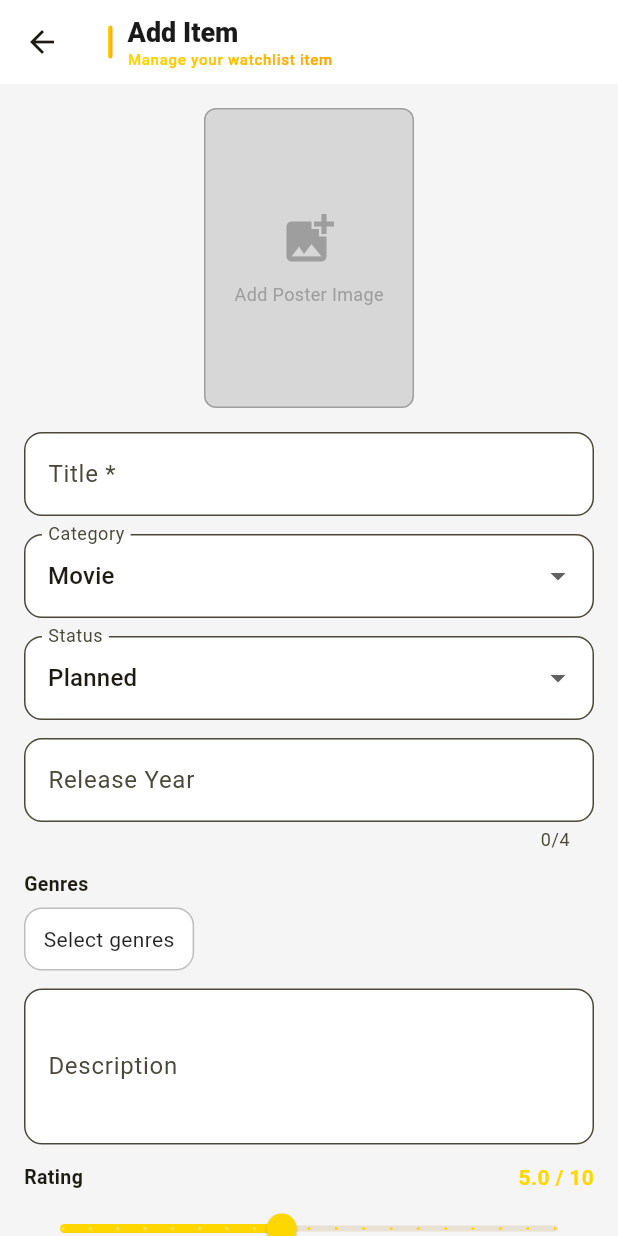
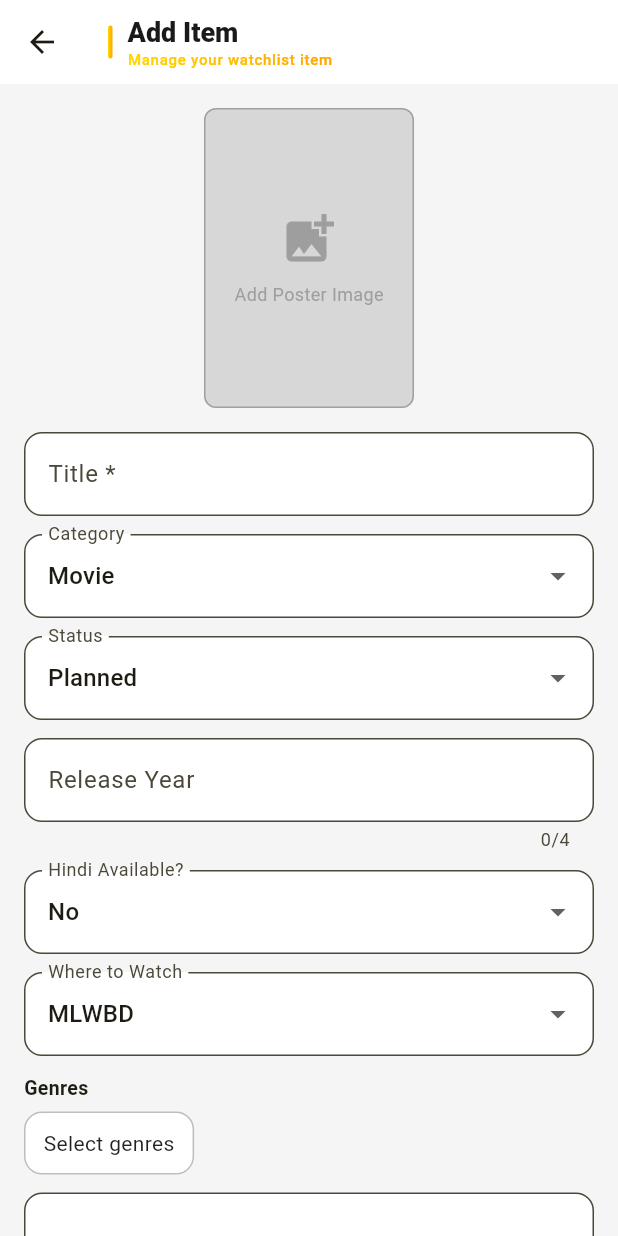
Before and after one commit to ImranHasan134/EzzeWatchList, a Flutter app: the screen it shows after launch, after a tap on the "add" icon, on a phone screen of 412 x 824 dp. Run offline on Flutter 3.47's test engine with Material 3 defaults, Android fonts, the phone set to English and light mode, and no system bars; our stand-ins replace file_picker, image_picker, pdf, shared_preferences, sqflite; accounts and stored records are empty.

Commit message:
App Funtion Change

```diff
--- a/lib/data/database/db_helper.dart
+++ b/lib/data/database/db_helper.dart
@@ -5,16 +5,21 @@ import 'package:path/path.dart' as p;
 import '../models/watch_item.dart';
 
 class DbHelper {
+  // ── Singleton ──────────────────────────────────────────────
   static final DbHelper _instance = DbHelper._internal();
   factory DbHelper() => _instance;
   DbHelper._internal();
 
+  // ── Database ───────────────────────────────────────────────
   static Database? _db;
 
   Future<Database> get database async {
     _db ??= await _initDb();
     return _db!;
   }
+
+  // ── Table name ─────────────────────────────────────────────
+  static const String tableWatch = 'watch_items';
 
   Future<Database> _initDb() async {
     final dbPath = await getDatabasesPath();
@@ -25,36 +30,42 @@ class DbHelper {
       version: 1,
       onCreate: (db, version) async {
         await db.execute('''
-          CREATE TABLE watch_items (
-            id         INTEGER PRIMARY KEY AUTOINCREMENT,
-            title      TEXT    NOT NULL,
-            category   TEXT    NOT NULL,
-            genres     TEXT    NOT NULL,
-            releaseYear TEXT   NOT NULL,
-            description TEXT   NOT NULL,
-            rating     REAL    NOT NULL,
-            status     TEXT    NOT NULL,
+          CREATE TABLE $tableWatch(
+            id INTEGER PRIMARY KEY AUTOINCREMENT,
+            title TEXT,
+            category TEXT,
+            genres TEXT,
+            releaseYear TEXT,
+            description TEXT,
+            rating REAL,
+            status TEXT,
             posterPath TEXT,
-            seasons    INTEGER,
-            episodes   INTEGER,
-            createdAt  INTEGER NOT NULL
+            seasons INTEGER,
+            episodes INTEGER,
+            createdAt INTEGER,
+            hindiAvailable TEXT DEFAULT 'No',
+            watchSource TEXT DEFAULT ''
           )
         ''');
       },
     );
   }
 
-  // ── CRUD ────────────────────────────────────────────────────────────────
+  // ── CRUD METHODS ───────────────────────────────────────────
 
   Future<int> insertItem(WatchItem item) async {
     final db = await database;
-    return db.insert('watch_items', item.toMap());
+    return db.insert(
+      tableWatch,
+      item.toMap(),
+      conflictAlgorithm: ConflictAlgorithm.replace,
+    );
   }
 
   Future<int> updateItem(WatchItem item) async {
     final db = await database;
     return db.update(
-      'watch_items',
+      tableWatch,
       item.toMap(),
       where: 'id = ?',
       whereArgs: [item.id],
@@ -63,21 +74,19 @@ class DbHelper {
 
   Future<int> deleteItem(int id) async {
     final db = await database;
-    return db.delete('watch_items', where: 'id = ?', whereArgs: [id]);
+    return db.delete(tableWatch, where: 'id = ?', whereArgs: [id]);
   }
 
   Future<WatchItem?> getItemById(int id) async {
     final db = await database;
-    final maps = await db.query('watch_items', where: 'id = ?', whereArgs: [id]);
+    final maps = await db.query(tableWatch, where: 'id = ?', whereArgs: [id]);
     if (maps.isEmpty) return null;
     return WatchItem.fromMap(maps.first);
   }
 
-  // ── Queries ─────────────────────────────────────────────────────────────
-
   Future<List<WatchItem>> getAllItems() async {
     final db = await database;
-    final maps = await db.query('watch_items', orderBy: 'createdAt DESC');
+    final maps = await db.query(tableWatch, orderBy: 'createdAt DESC');
     return maps.map(WatchItem.fromMap).toList();
   }
 
@@ -85,23 +94,21 @@ class DbHelper {
     final db = await database;
     final batch = db.batch();
     for (final item in items) {
-      // Insert without id so SQLite auto-assigns new ones
       final map = item.toMap()..remove('id');
-      batch.insert('watch_items', map,
-          conflictAlgorithm: ConflictAlgorithm.replace);
+      batch.insert(tableWatch, map, conflictAlgorithm: ConflictAlgorithm.replace);
     }
     await batch.commit(noResult: true);
   }
 
   Future<void> clearAllItems() async {
     final db = await database;
-    await db.delete('watch_items');
+    await db.delete(tableWatch);
   }
 
   Future<List<WatchItem>> getItemsByStatus(String status) async {
     final db = await database;
     final maps = await db.query(
-      'watch_items',
+      tableWatch,
       where: 'status = ?',
       whereArgs: [status],
       orderBy: 'createdAt DESC',
@@ -133,7 +140,7 @@ class DbHelper {
 
     final where = conditions.isEmpty ? null : conditions.join(' AND ');
     final maps = await db.query(
-      'watch_items',
+      tableWatch,
       where: where,
       whereArgs: args.isEmpty ? null : args,
       orderBy: 'createdAt DESC',
@@ -141,26 +148,26 @@ class DbHelper {
     return maps.map(WatchItem.fromMap).toList();
   }
 
-  // ── Stats ────────────────────────────────────────────────────────────────
+  // ── STATS ────────────────────────────────────────────────
 
   Future<int> getWatchedCount() async {
     final db = await database;
     final result = await db.rawQuery(
-      "SELECT COUNT(*) as cnt FROM watch_items WHERE status = 'Watched'",
+      "SELECT COUNT(*) as cnt FROM $tableWatch WHERE status = 'Watched'",
     );
     return Sqflite.firstIntValue(result) ?? 0;
   }
 
   Future<int> getTotalCount() async {
     final db = await database;
-    final result = await db.rawQuery("SELECT COUNT(*) as cnt FROM watch_items");
+    final result = await db.rawQuery("SELECT COUNT(*) as cnt FROM $tableWatch");
     return Sqflite.firstIntValue(result) ?? 0;
   }
 
   Future<double?> getAverageRating() async {
     final db = await database;
     final result = await db.rawQuery(
-      "SELECT AVG(rating) as avg FROM watch_items WHERE status = 'Watched'",
+      "SELECT AVG(rating) as avg FROM $tableWatch WHERE status = 'Watched'",
     );
     if (result.isEmpty || result.first['avg'] == null) return null;
     return (result.first['avg'] as num).toDouble();
@@ -169,7 +176,7 @@ class DbHelper {
   Future<List<String>> getAllWatchedGenres() async {
     final db = await database;
     final maps = await db.query(
-      'watch_items',
+      tableWatch,
       columns: ['genres'],
       where: "status = 'Watched'",
     );
--- a/lib/data/models/watch_item.dart
+++ b/lib/data/models/watch_item.dart
@@ -1,5 +1,3 @@
-// lib/data/models/watch_item.dart
-
 import 'package:flutter/material.dart';
 import 'package:sqflite/sqflite.dart';
 import 'package:path/path.dart' as p;
@@ -17,6 +15,8 @@ class WatchItem {
   final int? seasons;
   final int? episodes;
   final int createdAt;
+  final String? hindiAvailable; // "Yes" / "No"
+  final String? watchSource;    // MLWBD / MovieBox / HiAnime
 
   const WatchItem({
     this.id,
@@ -31,6 +31,8 @@ class WatchItem {
     this.seasons,
     this.episodes,
     required this.createdAt,
+    this.hindiAvailable,
+    this.watchSource,
   });
 
   Map<String, dynamic> toMap() {
@@ -47,6 +49,8 @@ class WatchItem {
       'seasons': seasons,
       'episodes': episodes,
       'createdAt': createdAt,
+      'hindiAvailable': hindiAvailable ?? 'No',
+      'watchSource': watchSource ?? '',
     };
   }
 
@@ -64,6 +68,8 @@ class WatchItem {
       seasons: map['seasons'] as int?,
       episodes: map['episodes'] as int?,
       createdAt: map['createdAt'] as int,
+      hindiAvailable: map['hindiAvailable'] as String?,
+      watchSource: map['watchSource'] as String?,
     );
   }
 
@@ -80,6 +86,8 @@ class WatchItem {
     int? seasons,
     int? episodes,
     int? createdAt,
+    String? hindiAvailable,
+    String? watchSource,
   }) {
     return WatchItem(
       id: id ?? this.id,
@@ -94,10 +102,13 @@ class WatchItem {
       seasons: seasons ?? this.seasons,
       episodes: episodes ?? this.episodes,
       createdAt: createdAt ?? this.createdAt,
+      hindiAvailable: hindiAvailable ?? this.hindiAvailable,
+      watchSource: watchSource ?? this.watchSource,
     );
   }
 }
 
+// ── Status / Category / Genre constants ─────────────────────────────
 class WatchStatus {
   static const String watched  = 'Watched';
   static const String watching = 'Watching';
--- a/lib/ui/add_edit/add_edit_screen.dart
+++ b/lib/ui/add_edit/add_edit_screen.dart
@@ -32,6 +32,10 @@ class _AddEditScreenState extends State<AddEditScreen> {
   String? _posterPath;
   final Set<String> _selectedGenres = {};
 
+  // 🆕 New UI fields
+  String _hindiAvailable = 'No';
+  String? _watchSource;
+
   bool _isLoading = false;
   WatchItem? _editingItem;
 
@@ -39,6 +43,14 @@ class _AddEditScreenState extends State<AddEditScreen> {
   void initState() {
     super.initState();
     if (widget.itemId != null) _loadItem();
+  }
+
+  // 🆕 Dynamic options
+  List<String> get _watchOptions {
+    if (_category == Category.anime) {
+      return ['MLWBD', 'MovieBox', 'HiAnime'];
+    }
+    return ['MLWBD', 'MovieBox'];
   }
 
   Future<void> _loadItem() async {
@@ -91,14 +103,22 @@ class _AddEditScreenState extends State<AddEditScreen> {
       seasons: _seasonsCtrl.text.isNotEmpty ? int.tryParse(_seasonsCtrl.text) : null,
       episodes: _episodesCtrl.text.isNotEmpty ? int.tryParse(_episodesCtrl.text) : null,
       createdAt: _editingItem?.createdAt ?? DateTime.now().millisecondsSinceEpoch,
+
+      // ── ADD NEW FIELDS ─────────────────────────────
+      hindiAvailable: _hindiAvailable,
+      watchSource: _watchSource ?? _watchOptions.first,
     );
 
     final provider = context.read<WatchProvider>();
-    if (_editingItem == null) provider.addItem(item);
-    else provider.updateItem(item);
+    if (_editingItem == null) {
+      provider.addItem(item);
+    } else {
+      provider.updateItem(item);
+    }
 
     Navigator.pop(context);
   }
+
 
   bool get _showSeasonEp => _category == Category.webSeries || _category == Category.anime;
 
@@ -179,26 +199,74 @@ class _AddEditScreenState extends State<AddEditScreen> {
             children: [
               _buildPosterSection(isDark),
               const SizedBox(height: 16),
+
               _buildTextField(_titleCtrl, 'Title *', isDark,
                   validator: (v) => (v == null || v.trim().isEmpty) ? 'Required' : null),
+
               const SizedBox(height: 12),
-              _buildDropdown('Category', Category.all, _category, (v) => setState(() => _category = v!), isDark),
+
+              _buildDropdown(
+                'Category',
+                Category.all,
+                _category,
+                    (v) => setState(() {
+                  _category = v!;
+                  _watchSource = null;
+                }),
+                isDark,
+              ),
+
               const SizedBox(height: 12),
-              _buildDropdown('Status', WatchStatus.all, _status, (v) => setState(() => _status = v!), isDark),
+
+              _buildDropdown('Status', WatchStatus.all, _status,
+                      (v) => setState(() => _status = v!), isDark),
+
               const SizedBox(height: 12),
+
               _buildTextField(_yearCtrl, 'Release Year', isDark,
                   keyboardType: TextInputType.number, maxLength: 4),
+
               const SizedBox(height: 12),
+
+              // 🆕 Hindi Available Dropdown
+              _buildDropdown(
+                'Hindi Available?',
+                ['Yes', 'No'],
+                _hindiAvailable,
+                    (v) => setState(() => _hindiAvailable = v!),
+                isDark,
+              ),
+
+              const SizedBox(height: 12),
+
+              // 🆕 Where to Watch
+              _buildDropdown(
+                'Where to Watch',
+                _watchOptions,
+                _watchSource ?? _watchOptions.first,
+                    (v) => setState(() => _watchSource = v),
+                isDark,
+              ),
+
+              const SizedBox(height: 12),
+
               _buildMultiSelectDropdown('Genres', Genre.all, _selectedGenres, isDark),
+
               const SizedBox(height: 12),
+
               _buildTextField(_descCtrl, 'Description', isDark, maxLines: 3),
+
               const SizedBox(height: 12),
+
               _buildRatingSlider(isDark),
+
               if (_showSeasonEp) ...[
                 const SizedBox(height: 12),
                 _buildSeasonEpisodeRow(isDark),
               ],
+
               const SizedBox(height: 24),
+
               SizedBox(
                 width: double.infinity,
                 child: DecoratedBox(
@@ -218,6 +286,7 @@ class _AddEditScreenState extends State<AddEditScreen> {
                   ),
                 ),
               ),
+
               const SizedBox(height: 24),
             ],
           ),
@@ -225,6 +294,9 @@ class _AddEditScreenState extends State<AddEditScreen> {
       ),
     );
   }
+
+  // KEEP ALL YOUR EXISTING HELPER METHODS SAME
+
 
   Widget _buildPosterSection(bool isDark) {
     return Center(
--- a/pubspec.yaml
+++ b/pubspec.yaml
@@ -53,3 +53,7 @@ flutter_launcher_icons:
 
 flutter:
   uses-material-design: true
+  assets:
+    - assets/platform/logo/mlwbd.png
+    - assets/platform/logo/moviebox.png
+    - assets/platform/logo/hianime.png
```
Also changed, not shown: lib/ui/detail/detail_screen.dart (+96 -20 lines), lib/utils/backup_service.dart (+17 -20 lines), assets/platform/logo/hianime.png (added), assets/platform/logo/mlwbd.png (added), assets/platform/logo/moviebox.png (added).
